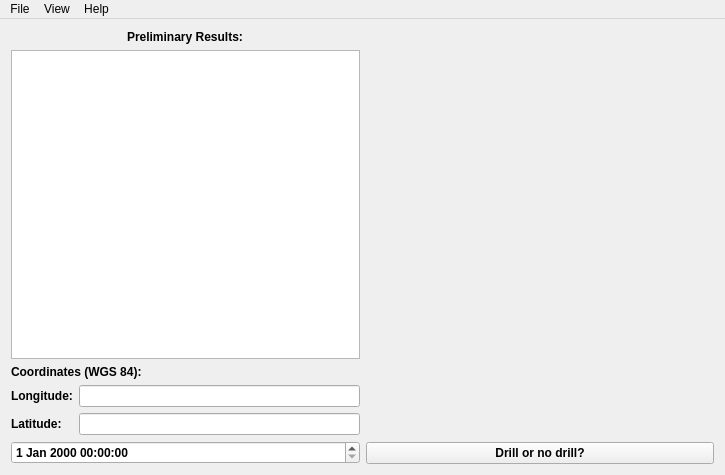
This is ves/templates/reportwindow.ui in ajoros/ves_ajoros as Qt 5 draws it before an edit. The edited form follows.
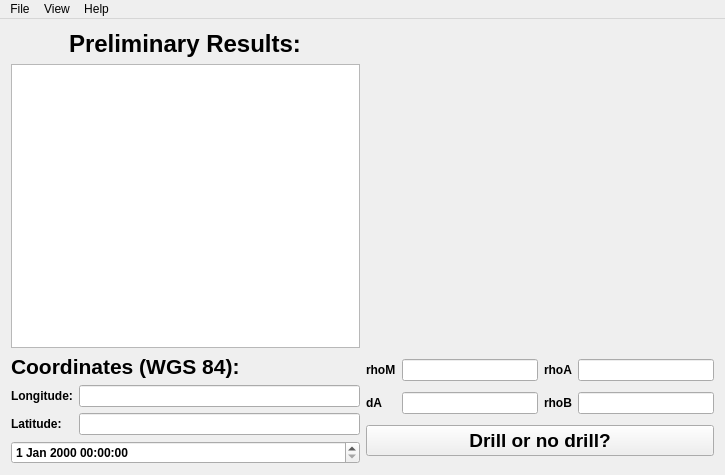
This is the edited form.

Commit message: Change reportwindow.ui, load reportwindow.ui classes into main.py

Diff of the .ui file:
```diff
--- a/ves/templates/reportwindow.ui
+++ b/ves/templates/reportwindow.ui
@@ -38,11 +38,16 @@
      <bold>true</bold>
     </font>
    </property>
-   <layout class="QGridLayout" name="gridLayout_2">
+   <layout class="QGridLayout" name="gridLayout_3">
     <item row="0" column="0">
      <layout class="QVBoxLayout" name="verticalLayout_2">
       <item alignment="Qt::AlignHCenter">
        <widget class="QLabel" name="label_4">
+        <property name="font">
+         <font>
+          <pointsize>18</pointsize>
+         </font>
+        </property>
         <property name="text">
          <string>Preliminary Results:</string>
         </property>
@@ -53,9 +58,7 @@
       </item>
      </layout>
     </item>
-    <item row="0" column="1" rowspan="2">
-     <layout class="QVBoxLayout" name="verticalLayout">
-      <item>
+    <item row="0" column="1">
        <widget class="QWidget" name="figureViewWidget" native="true">
         <property name="sizePolicy">
          <sizepolicy hsizetype="Expanding" vsizetype="Expanding">
@@ -80,19 +83,15 @@
         </property>
        </widget>
       </item>
-      <item>
-       <widget class="QPushButton" name="pushButton">
-        <property name="text">
-         <string>Drill or no drill?</string>
-        </property>
-       </widget>
-      </item>
-     </layout>
-    </item>
     <item row="1" column="0">
      <layout class="QGridLayout" name="gridLayout">
       <item row="0" column="0" colspan="2">
        <widget class="QLabel" name="label">
+        <property name="font">
+         <font>
+          <pointsize>16</pointsize>
+         </font>
+        </property>
         <property name="text">
          <string>Coordinates (WGS 84):</string>
         </property>
@@ -123,6 +122,62 @@
       </item>
      </layout>
     </item>
+    <item row="1" column="1">
+     <layout class="QGridLayout" name="gridLayout_2">
+      <item row="0" column="0">
+       <widget class="QLabel" name="label_7">
+        <property name="text">
+         <string>rhoM</string>
+        </property>
+       </widget>
+      </item>
+      <item row="0" column="1">
+       <widget class="QLineEdit" name="lineEdit_5"/>
+      </item>
+      <item row="0" column="2">
+       <widget class="QLabel" name="label_5">
+        <property name="text">
+         <string>rhoA</string>
+        </property>
+       </widget>
+      </item>
+      <item row="0" column="3">
+       <widget class="QLineEdit" name="lineEdit_4"/>
+      </item>
+      <item row="1" column="0">
+       <widget class="QLabel" name="label_8">
+        <property name="text">
+         <string>dA</string>
+        </property>
+       </widget>
+      </item>
+      <item row="1" column="1">
+       <widget class="QLineEdit" name="lineEdit_6"/>
+      </item>
+      <item row="1" column="2">
+       <widget class="QLabel" name="label_6">
+        <property name="text">
+         <string>rhoB</string>
+        </property>
+       </widget>
+      </item>
+      <item row="1" column="3">
+       <widget class="QLineEdit" name="lineEdit_3"/>
+      </item>
+      <item row="2" column="0" colspan="4">
+       <widget class="QPushButton" name="pushButton">
+        <property name="font">
+         <font>
+          <pointsize>14</pointsize>
+         </font>
+        </property>
+        <property name="text">
+         <string>Drill or no drill?</string>
+        </property>
+       </widget>
+      </item>
+     </layout>
+    </item>
    </layout>
   </widget>
   <widget class="QMenuBar" name="menuBar">
```
Lines whose indentation alone changed are shown as unchanged. The commit also changes 1 other file.
